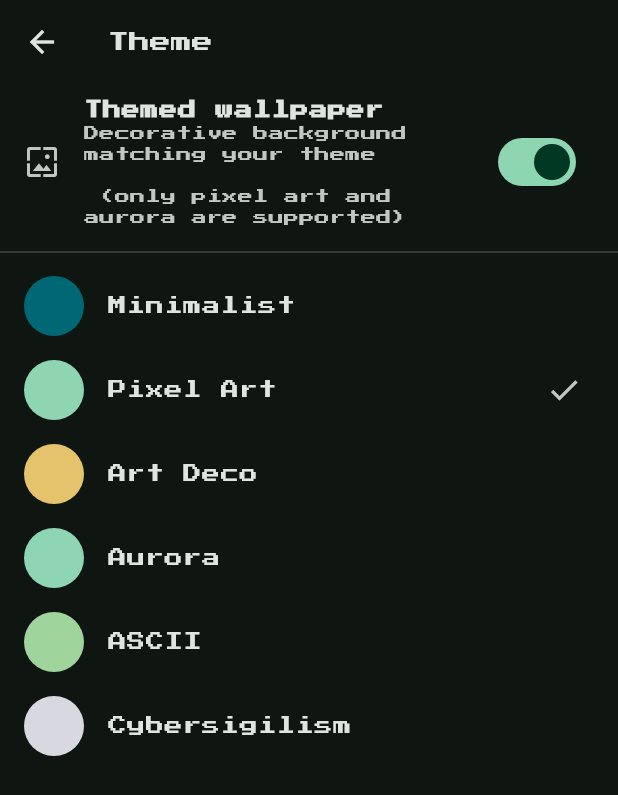
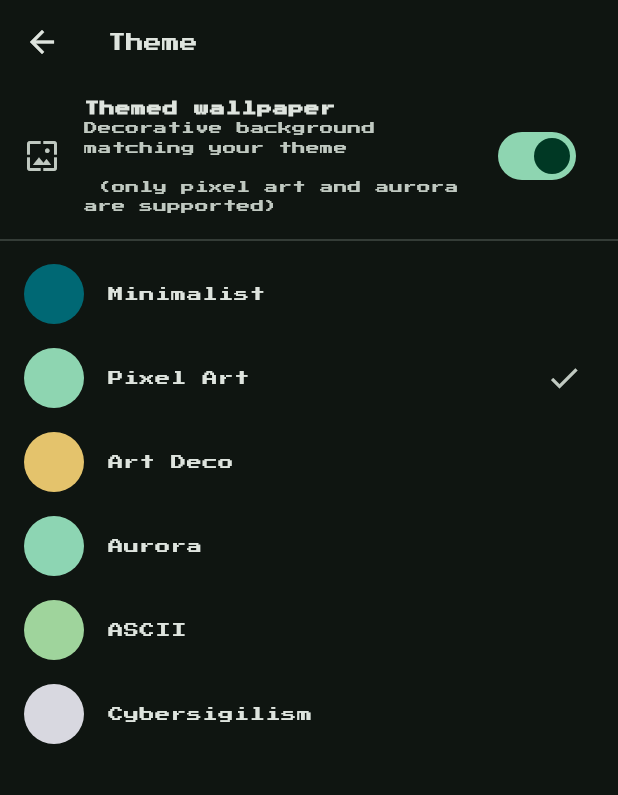
Before and after one commit to 6Guts9/Y-player, a Flutter app: the ThemePickerScreen screen opened directly, after a tap on "Pixel Art", on a phone screen of 412 x 824 dp. Shown: the top 795 px of the screen. Run offline on Flutter 3.47's test engine with Material 3 defaults, Android fonts, the phone set to English and light mode, and no system bars; our stand-ins replace audio_service, file_picker, flutter_riverpod, google_fonts, hive, hive_flutter and 4 more; missing offline and left inert: ota_update, photo_manager; accounts and stored records are empty; network calls fail.

Commit message:
added font support to arabic texts

```diff
--- a/lib/core/themes/theme.dart
+++ b/lib/core/themes/theme.dart
@@ -2,10 +2,31 @@ import 'package:flutter/material.dart';
 import 'package:flutter/cupertino.dart';
 import 'package:google_fonts/google_fonts.dart';
 
-enum AppThemePreset { minimalist, pixelArt, artDeco ,aurora, ascii, cybersigilism  }
+enum AppThemePreset { minimalist, pixelArt, artDeco, aurora, ascii, cybersigilism }
 
 class AppTheme {
   AppTheme._();
+
+  static TextTheme _withArabic(TextTheme theme, TextStyle arabicStyle) {
+    final fallback = [arabicStyle.fontFamily!];
+    return theme.copyWith(
+      displayLarge: theme.displayLarge?.copyWith(fontFamilyFallback: fallback),
+      displayMedium: theme.displayMedium?.copyWith(fontFamilyFallback: fallback),
+      displaySmall: theme.displaySmall?.copyWith(fontFamilyFallback: fallback),
+      headlineLarge: theme.headlineLarge?.copyWith(fontFamilyFallback: fallback),
+      headlineMedium: theme.headlineMedium?.copyWith(fontFamilyFallback: fallback),
+      headlineSmall: theme.headlineSmall?.copyWith(fontFamilyFallback: fallback),
+      titleLarge: theme.titleLarge?.copyWith(fontFamilyFallback: fallback),
+      titleMedium: theme.titleMedium?.copyWith(fontFamilyFallback: fallback),
+      titleSmall: theme.titleSmall?.copyWith(fontFamilyFallback: fallback),
+      bodyLarge: theme.bodyLarge?.copyWith(fontFamilyFallback: fallback),
+      bodyMedium: theme.bodyMedium?.copyWith(fontFamilyFallback: fallback),
+      bodySmall: theme.bodySmall?.copyWith(fontFamilyFallback: fallback),
+      labelLarge: theme.labelLarge?.copyWith(fontFamilyFallback: fallback),
+      labelMedium: theme.labelMedium?.copyWith(fontFamilyFallback: fallback),
+      labelSmall: theme.labelSmall?.copyWith(fontFamilyFallback: fallback),
+    );
+  }
 
   static ThemeData themeFor(AppThemePreset preset) {
     switch (preset) {
@@ -16,10 +37,8 @@ class AppTheme {
       case AppThemePreset.artDeco:
         return _artDeco();
       case AppThemePreset.aurora:
-
         return _aurora();
       case AppThemePreset.ascii:
-
         return _ascii();
       case AppThemePreset.cybersigilism:
         return _cybersigilism();
@@ -33,7 +52,7 @@ class AppTheme {
       useMaterial3: true,
       colorScheme: colorScheme,
       scaffoldBackgroundColor: colorScheme.surface,
-      textTheme: GoogleFonts.interTextTheme(),
+      textTheme: _withArabic(GoogleFonts.interTextTheme(), GoogleFonts.cairo()),
       appBarTheme: AppBarTheme(
         backgroundColor: colorScheme.surface,
         foregroundColor: colorScheme.onSurface,
@@ -53,6 +72,7 @@ class AppTheme {
       ),
     );
   }
+
   static ThemeData _pixelArt() {
     final colorScheme = ColorScheme.fromSeed(
       seedColor: const Color(0xFF00E5A0),
@@ -61,21 +81,21 @@ class AppTheme {
 
     final baseTextTheme = GoogleFonts.pressStart2pTextTheme(ThemeData.dark().textTheme);
 
-    // Scaling down the font sizes because PressStart2P is naturally very large
+
     final scaledTextTheme = baseTextTheme.copyWith(
-      displayLarge: baseTextTheme.displayLarge?.copyWith(fontSize: 32),
-      displayMedium: baseTextTheme.displayMedium?.copyWith(fontSize: 28),
-      displaySmall: baseTextTheme.displaySmall?.copyWith(fontSize: 24),
-      headlineLarge: baseTextTheme.headlineLarge?.copyWith(fontSize: 20),
-      headlineMedium: baseTextTheme.headlineMedium?.copyWith(fontSize: 18),
-      headlineSmall: baseTextTheme.headlineSmall?.copyWith(fontSize: 16),
-      titleLarge: baseTextTheme.titleLarge?.copyWith(fontSize: 14),
-      titleMedium: baseTextTheme.titleMedium?.copyWith(fontSize: 12),
-      titleSmall: baseTextTheme.titleSmall?.copyWith(fontSize: 10),
-      bodyLarge: baseTextTheme.bodyLarge?.copyWith(fontSize: 12),
-      bodyMedium: baseTextTheme.bodyMedium?.copyWith(fontSize: 10),
+      displayLarge: baseTextTheme.displayLarge?.copyWith(fontSize: 28),
+      displayMedium: baseTextTheme.displayMedium?.copyWith(fontSize: 24),
+      displaySmall: baseTextTheme.displaySmall?.copyWith(fontSize: 20),
+      headlineLarge: baseTextTheme.headlineLarge?.copyWith(fontSize: 18),
+      headlineMedium: baseTextTheme.headlineMedium?.copyWith(fontSize: 16),
+      headlineSmall: baseTextTheme.headlineSmall?.copyWith(fontSize: 14),
+      titleLarge: baseTextTheme.titleLarge?.copyWith(fontSize: 12),
+      titleMedium: baseTextTheme.titleMedium?.copyWith(fontSize: 10),
+      titleSmall: baseTextTheme.titleSmall?.copyWith(fontSize: 9),
+      bodyLarge: baseTextTheme.bodyLarge?.copyWith(fontSize: 10),
+      bodyMedium: baseTextTheme.bodyMedium?.copyWith(fontSize: 9),
       bodySmall: baseTextTheme.bodySmall?.copyWith(fontSize: 8),
-      labelLarge: baseTextTheme.labelLarge?.copyWith(fontSize: 10),
+      labelLarge: baseTextTheme.labelLarge?.copyWith(fontSize: 9),
       labelMedium: baseTextTheme.labelMedium?.copyWith(fontSize: 8),
       labelSmall: baseTextTheme.labelSmall?.copyWith(fontSize: 7),
     );
@@ -84,7 +104,7 @@ class AppTheme {
       useMaterial3: true,
       colorScheme: colorScheme,
       scaffoldBackgroundColor: colorScheme.surface,
-      textTheme: scaledTextTheme,
+      textTheme: _withArabic(scaledTextTheme, const TextStyle(fontFamily: 'ArPixel')),
       appBarTheme: AppBarTheme(
         backgroundColor: colorScheme.surface,
         foregroundColor: colorScheme.onSurface,
@@ -104,6 +124,7 @@ class AppTheme {
       ),
     );
   }
+
   static ThemeData _artDeco() {
     final colorScheme = ColorScheme.fromSeed(
       seedColor: const Color(0xFFC9A227),
@@ -114,7 +135,7 @@ class AppTheme {
       useMaterial3: true,
       colorScheme: colorScheme,
       scaffoldBackgroundColor: const Color(0xFF0B0B0B),
-      textTheme: GoogleFonts.cinzelTextTheme(ThemeData.dark().textTheme),
+      textTheme: _withArabic(GoogleFonts.cinzelTextTheme(ThemeData.dark().textTheme), GoogleFonts.amiri()),
       appBarTheme: AppBarTheme(
         backgroundColor: colorScheme.surface,
         foregroundColor: colorScheme.onSurface,
@@ -122,6 +143,7 @@ class AppTheme {
       ),
     );
   }
+
   static ThemeData _cybersigilism() {
     final base = GoogleFonts.cormorantTextTheme(ThemeData.dark().textTheme);
     final gothicTitle = GoogleFonts.pirataOne();
@@ -144,7 +166,7 @@ class AppTheme {
       useMaterial3: true,
       colorScheme: colorScheme,
       scaffoldBackgroundColor: colorScheme.surface,
-      textTheme: textTheme,
+      textTheme: _withArabic(textTheme, GoogleFonts.amiri()),
       appBarTheme: AppBarTheme(
         backgroundColor: colorScheme.surface,
         foregroundColor: colorScheme.onSurface,
@@ -153,12 +175,13 @@ class AppTheme {
       cardTheme: CardThemeData(
         color: colorScheme.surface,
         shape: RoundedRectangleBorder(
-          side: BorderSide(color: colorScheme.onSurface.withOpacity(0.2)),
+          side: BorderSide(color: colorScheme.onSurface.withValues(alpha: 0.2)),
           borderRadius: BorderRadius.zero,
         ),
       ),
     );
   }
+
   static ThemeData _aurora() {
     final colorScheme = ColorScheme.fromSeed(
       seedColor: const Color(0xFF2EE6A8), // aurora green
@@ -173,7 +196,7 @@ class AppTheme {
       useMaterial3: true,
       colorScheme: colorScheme,
       scaffoldBackgroundColor: colorScheme.surface,
-      textTheme: GoogleFonts.orbitronTextTheme(ThemeData.dark().textTheme),
+      textTheme: _withArabic(GoogleFonts.orbitronTextTheme(ThemeData.dark().textTheme), GoogleFonts.cairo()),
       appBarTheme: AppBarTheme(
         backgroundColor: colorScheme.surface,
         foregroundColor: colorScheme.onSurface,
@@ -190,6 +213,7 @@ class AppTheme {
       ),
     );
   }
+
   static ThemeData _ascii() {
     final colorScheme = ColorScheme.fromSeed(
       seedColor: const Color(0xFF33FF66), // phosphor terminal green
@@ -200,7 +224,7 @@ class AppTheme {
       useMaterial3: true,
       colorScheme: colorScheme,
       scaffoldBackgroundColor: colorScheme.surface,
-      textTheme: GoogleFonts.spaceMonoTextTheme(ThemeData.dark().textTheme),
+      textTheme: _withArabic(GoogleFonts.spaceMonoTextTheme(ThemeData.dark().textTheme), GoogleFonts.cairo()),
       appBarTheme: AppBarTheme(
         backgroundColor: colorScheme.surface,
         foregroundColor: colorScheme.onSurface,
--- a/pubspec.yaml
+++ b/pubspec.yaml
@@ -48,6 +48,7 @@ dependencies:
   url_launcher: ^6.3.2
   file_picker: ^8.1.4
   photo_manager: ^3.12.0
+  ota_update: ^7.1.0
 dev_dependencies:
   change_app_package_name: ^1.1.0
   flutter_launcher_icons: ^0.13.1
@@ -91,6 +92,11 @@ flutter:
   # list giving the asset and other descriptors for the font. For
   # example:
   # fonts:
+  fonts:
+      - family: ArPixel
+        fonts:
+          - asset: assets/fonts/PixelAE-Bold.ttf
+
   #   - family: Schyler
   #     fonts:
   #       - asset: fonts/Schyler-Regular.ttf
```
Also changed, not shown: lib/app.dart (+98 -2 lines), lib/core/services/update_service.dart (+27 -1 lines), lib/features/player/models/playlist/widgets/playlist_screen.dart (+16 -0 lines), assets/fonts/PixelAE-Bold.ttf (added), pubspec.lock, 5 other files.
